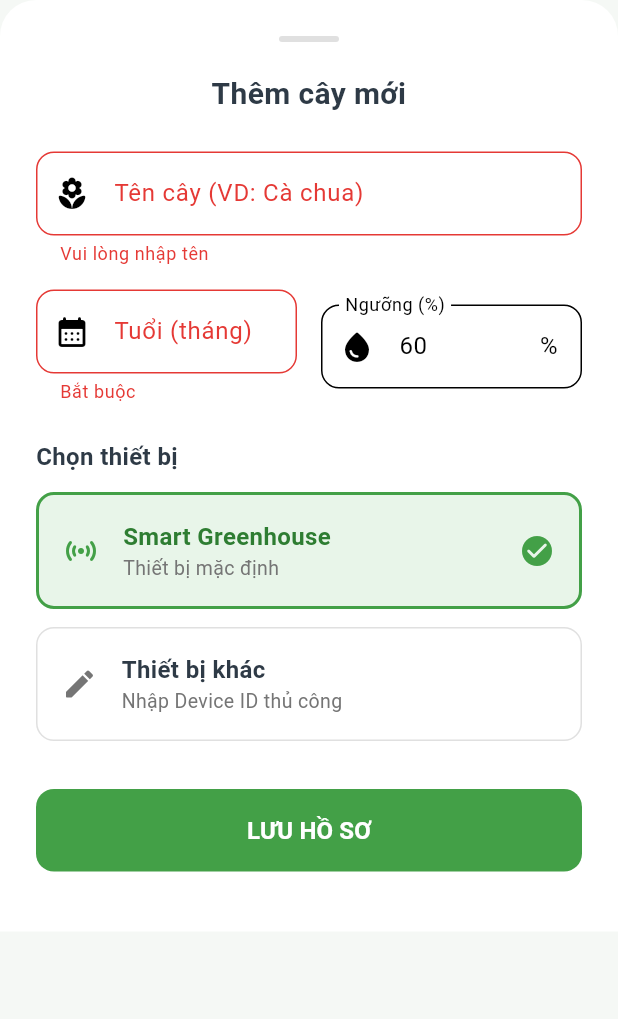
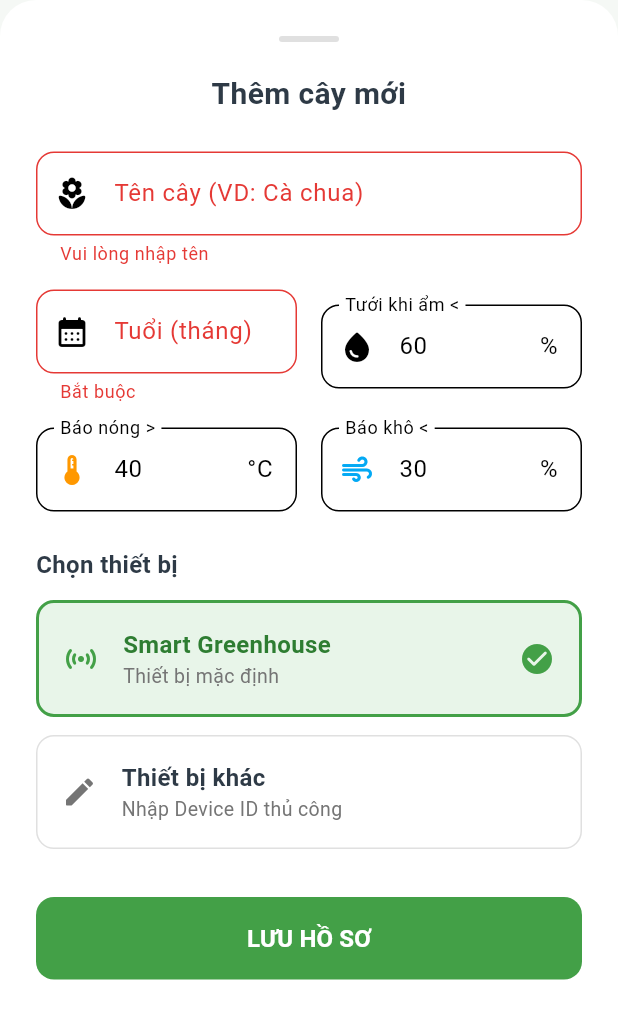
Before and after one commit to Khanhcodee-lor/SmartGreenhouse, a Flutter app: the _PlantFormBottomSheet widget shown alone on an empty page, opened directly, after a tap on "LƯU HỒ SƠ", on a phone screen of 412 x 824 dp. Shown: the top 1019 px of the screen. Run offline on Flutter 3.47's test engine with Material 3 defaults, Android fonts, the phone set to English and light mode, and no system bars; our stand-ins replace firebase_core, firebase_database, firebase_messaging, fl_chart, flutter_local_notifications, freezed_annotation and 1 more; accounts and stored records are empty.

Commit message:
feat: implement plant profile management system with custom moisture and temperature threshold monitoring

```diff
--- a/lib/features/greenhouse/data/models/plant_profile.dart
+++ b/lib/features/greenhouse/data/models/plant_profile.dart
@@ -6,6 +6,8 @@ class PlantProfile {
   final int age;
   final String deviceId;
   final int moistureThreshold;
+  final int tempThreshold;
+  final int humidityThreshold;
 
   PlantProfile({
     required this.id,
@@ -13,6 +15,8 @@ class PlantProfile {
     required this.age,
     required this.deviceId,
     required this.moistureThreshold,
+    this.tempThreshold = 40,
+    this.humidityThreshold = 30,
   });
 
   Map<String, dynamic> toMap() {
@@ -22,6 +26,8 @@ class PlantProfile {
       'age': age,
       'deviceId': deviceId,
       'moistureThreshold': moistureThreshold,
+      'tempThreshold': tempThreshold,
+      'humidityThreshold': humidityThreshold,
     };
   }
 
@@ -32,6 +38,8 @@ class PlantProfile {
       age: map['age']?.toInt() ?? 0,
       deviceId: map['deviceId'] ?? 'smart_greenhouse',
       moistureThreshold: map['moistureThreshold']?.toInt() ?? 60,
+      tempThreshold: map['tempThreshold']?.toInt() ?? 40,
+      humidityThreshold: map['humidityThreshold']?.toInt() ?? 30,
     );
   }
 
@@ -45,6 +53,8 @@ class PlantProfile {
     int? age,
     String? deviceId,
     int? moistureThreshold,
+    int? tempThreshold,
+    int? humidityThreshold,
   }) {
     return PlantProfile(
       id: id ?? this.id,
@@ -52,6 +62,8 @@ class PlantProfile {
       age: age ?? this.age,
       deviceId: deviceId ?? this.deviceId,
       moistureThreshold: moistureThreshold ?? this.moistureThreshold,
+      tempThreshold: tempThreshold ?? this.tempThreshold,
+      humidityThreshold: humidityThreshold ?? this.humidityThreshold,
     );
   }
 }
--- a/lib/features/greenhouse/presentation/pages/plant_profiles_page.dart
+++ b/lib/features/greenhouse/presentation/pages/plant_profiles_page.dart
@@ -223,6 +223,42 @@ class _PlantProfilesPageState extends State<PlantProfilesPage> {
               ),
             ],
           ),
+          const SizedBox(height: 8),
+          Row(
+            children: [
+              const Icon(Icons.thermostat_outlined, size: 16, color: Colors.orange),
+              const SizedBox(width: 6),
+              Expanded(
+                child: Text(
+                  'Ngưỡng báo nóng: > ${plant.tempThreshold}°C',
+                  style: const TextStyle(
+                    fontSize: 14,
+                    color: Color(0xFF5F6D7A),
+                    fontWeight: FontWeight.w500,
+                  ),
+                  overflow: TextOverflow.ellipsis,
+                ),
+              ),
+            ],
+          ),
+          const SizedBox(height: 8),
+          Row(
+            children: [
+              const Icon(Icons.air_outlined, size: 16, color: Colors.lightBlueAccent),
+              const SizedBox(width: 6),
+              Expanded(
+                child: Text(
+                  'Ngưỡng báo khô: < ${plant.humidityThreshold}%',
+                  style: const TextStyle(
+                    fontSize: 14,
+                    color: Color(0xFF5F6D7A),
+                    fontWeight: FontWeight.w500,
+                  ),
+                  overflow: TextOverflow.ellipsis,
+                ),
+              ),
+            ],
+          ),
           const SizedBox(height: 16),
           Row(
             mainAxisAlignment: MainAxisAlignment.end,
@@ -314,6 +350,8 @@ class _PlantFormBottomSheetState extends State<_PlantFormBottomSheet> {
   late TextEditingController _nameController;
   late TextEditingController _ageController;
   late TextEditingController _thresholdController;
+  late TextEditingController _tempThresholdController;
+  late TextEditingController _humidityThresholdController;
   late TextEditingController _customDeviceIdController;
 
   bool _isCustomDevice = false;
@@ -326,6 +364,8 @@ class _PlantFormBottomSheetState extends State<_PlantFormBottomSheet> {
     _nameController = TextEditingController(text: p?.name ?? '');
     _ageController = TextEditingController(text: p != null ? p.age.toString() : '');
     _thresholdController = TextEditingController(text: p != null ? p.moistureThreshold.toString() : '60');
+    _tempThresholdController = TextEditingController(text: p != null ? p.tempThreshold.toString() : '40');
+    _humidityThresholdController = TextEditingController(text: p != null ? p.humidityThreshold.toString() : '30');
 
     String initialDevice = p?.deviceId ?? 'smart_greenhouse';
     if (initialDevice != 'smart_greenhouse') {
@@ -344,6 +384,8 @@ class _PlantFormBottomSheetState extends State<_PlantFormBottomSheet> {
     _nameController.dispose();
     _ageController.dispose();
     _thresholdController.dispose();
+    _tempThresholdController.dispose();
+    _humidityThresholdController.dispose();
     _customDeviceIdController.dispose();
     super.dispose();
   }
@@ -365,6 +407,8 @@ class _PlantFormBottomSheetState extends State<_PlantFormBottomSheet> {
       age: int.parse(_ageController.text.trim()),
       deviceId: deviceId,
       moistureThreshold: int.parse(_thresholdController.text.trim()),
+      tempThreshold: int.parse(_tempThresholdController.text.trim()),
+      humidityThreshold: int.parse(_humidityThresholdController.text.trim()),
     );
 
     context.read<PlantProvider>().addOrUpdatePlant(newPlant);
@@ -440,7 +484,7 @@ class _PlantFormBottomSheetState extends State<_PlantFormBottomSheet> {
                       keyboardType: TextInputType.number,
                       inputFormatters: [FilteringTextInputFormatter.digitsOnly],
                       decoration: InputDecoration(
-                        labelText: 'Ngưỡng (%)',
+                        labelText: 'Tưới khi ẩm <',
                         border: OutlineInputBorder(borderRadius: BorderRadius.circular(12)),
                         prefixIcon: const Icon(Icons.water_drop_rounded),
                         suffixText: '%',
@@ -449,6 +493,46 @@ class _PlantFormBottomSheetState extends State<_PlantFormBottomSheet> {
                         if (val == null || val.trim().isEmpty) return 'Bắt buộc';
                         final num = int.tryParse(val.trim());
                         if (num == null || num <= 0 || num >= 100) return '1-99';
+                        return null;
+                      },
+                    ),
+                  ),
+                ],
+              ),
+              const SizedBox(height: 16),
+              Row(
+                children: [
+                  Expanded(
+                    child: TextFormField(
+                      controller: _tempThresholdController,
+                      keyboardType: TextInputType.number,
+                      inputFormatters: [FilteringTextInputFormatter.digitsOnly],
+                      decoration: InputDecoration(
+                        labelText: 'Báo nóng >',
+                        border: OutlineInputBorder(borderRadius: BorderRadius.circular(12)),
+                        prefixIcon: const Icon(Icons.thermostat_rounded, color: Colors.orange),
+                        suffixText: '°C',
+                      ),
+                      validator: (val) {
+                        if (val == null || val.trim().isEmpty) return 'Bắt buộc';
+                        return null;
+                      },
+                    ),
+                  ),
+                  const SizedBox(width: 16),
+                  Expanded(
+                    child: TextFormField(
+                      controller: _humidityThresholdController,
+                      keyboardType: TextInputType.number,
+                      inputFormatters: [FilteringTextInputFormatter.digitsOnly],
+                      decoration: InputDecoration(
+                        labelText: 'Báo khô <',
+                        border: OutlineInputBorder(borderRadius: BorderRadius.circular(12)),
+                        prefixIcon: const Icon(Icons.air_rounded, color: Colors.lightBlue),
+                        suffixText: '%',
+                      ),
+                      validator: (val) {
+                        if (val == null || val.trim().isEmpty) return 'Bắt buộc';
                         return null;
                       },
                     ),
--- a/pubspec.yaml
+++ b/pubspec.yaml
@@ -16,7 +16,7 @@ publish_to: 'none' # Remove this line if you wish to publish to pub.dev
 # https://developer.apple.com/library/archive/documentation/General/Reference/InfoPlistKeyReference/Articles/CoreFoundationKeys.html
 # In Windows, build-name is used as the major, minor, and patch parts
 # of the product and file versions while build-number is used as the build suffix.
-version: 1.0.0+1
+version: 4.0.0+4
 
 environment:
   sdk: ^3.11.1
```
Also changed, not shown: lib/features/greenhouse/presentation/providers/plant_provider.dart (+8 -4 lines), 1 other file.
